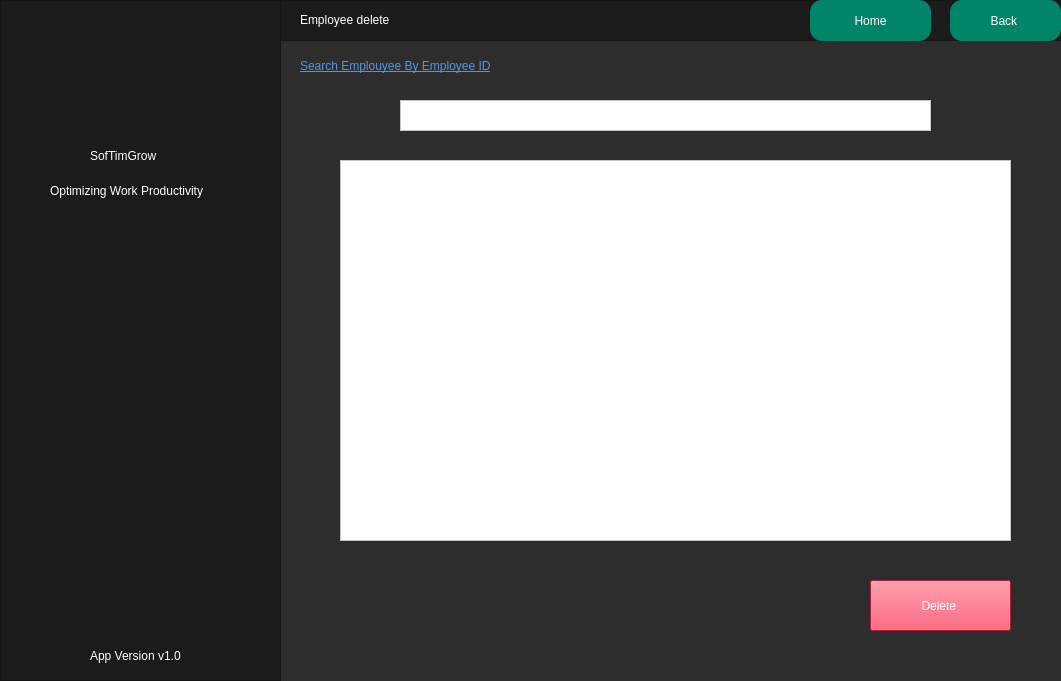
First picture: the form in qtPro/mainwindow.ui, repository Maliksaad231224/QT-C-Software-House-Database-System, before the edit.
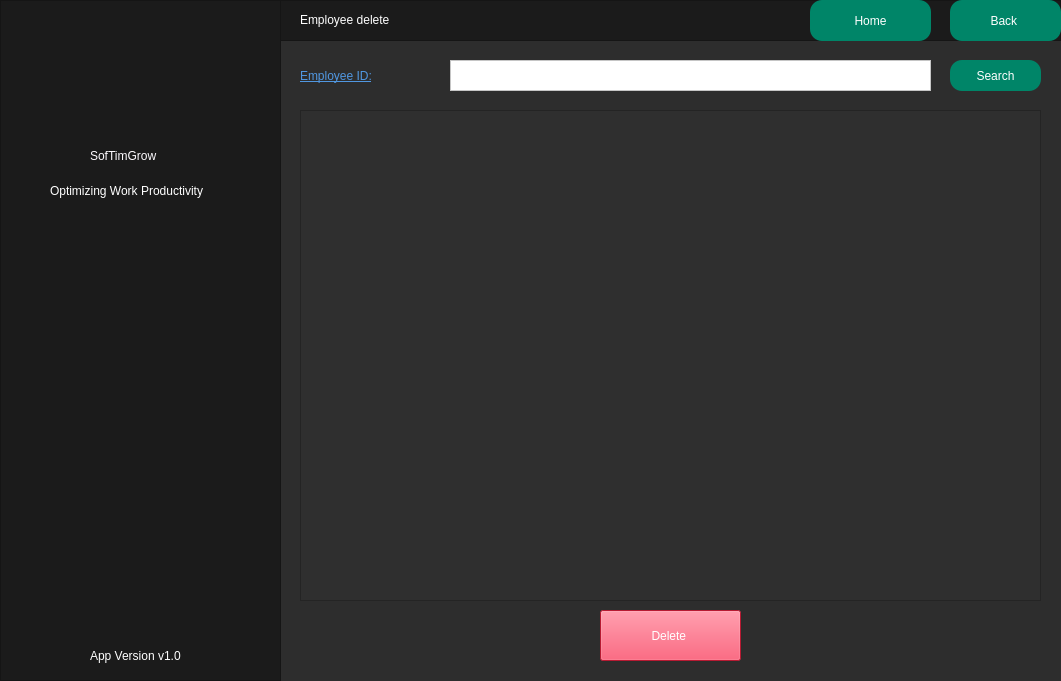
Second picture: the form after the edit. The open tabs and pages were chosen to show the change. Icons and pictures are not drawn.

Commit message: Employee View Complete

```diff
--- a/qtPro/mainwindow.ui
+++ b/qtPro/mainwindow.ui
@@ -3380,9 +3380,9 @@
      <widget class="QPlainTextEdit" name="empidupdate_2">
       <property name="geometry">
        <rect>
-        <x>400</x>
-        <y>100</y>
-        <width>531</width>
+        <x>450</x>
+        <y>60</y>
+        <width>481</width>
         <height>31</height>
        </rect>
       </property>
@@ -3392,25 +3392,6 @@
 </string>
       </property>
      </widget>
-     <widget class="QLabel" name="label_89">
-      <property name="geometry">
-       <rect>
-        <x>300</x>
-        <y>50</y>
-        <width>321</width>
-        <height>31</height>
-       </rect>
-      </property>
-      <property name="styleSheet">
-       <string notr="true">color: rgb(80, 151, 225);
-
-font: italic 13pt &quot;Times New Roman&quot;;
-text-decoration: underline;</string>
-      </property>
-      <property name="text">
-       <string>Search Emplouyee By Employee ID</string>
-      </property>
-     </widget>
      <widget class="QFrame" name="frame_27">
       <property name="geometry">
        <rect>
@@ -3482,24 +3463,11 @@
        </property>
       </widget>
      </widget>
-     <widget class="QTableWidget" name="tableWidget">
-      <property name="geometry">
-       <rect>
-        <x>340</x>
-        <y>160</y>
-        <width>671</width>
-        <height>381</height>
-       </rect>
-      </property>
-      <property name="styleSheet">
-       <string notr="true">background-color:white;</string>
-      </property>
-     </widget>
      <widget class="QPushButton" name="delempbut">
       <property name="geometry">
        <rect>
-        <x>870</x>
-        <y>580</y>
+        <x>600</x>
+        <y>610</y>
         <width>141</width>
         <height>51</height>
        </rect>
@@ -3516,6 +3484,92 @@
        <string>Delete </string>
       </property>
      </widget>
+     <widget class="QLabel" name="label_78">
+      <property name="geometry">
+       <rect>
+        <x>300</x>
+        <y>60</y>
+        <width>131</width>
+        <height>31</height>
+       </rect>
+      </property>
+      <property name="styleSheet">
+       <string notr="true">color: rgb(80, 151, 225);
+
+font: italic 13pt &quot;Times New Roman&quot;;
+text-decoration: underline;</string>
+      </property>
+      <property name="text">
+       <string>Employee ID:</string>
+      </property>
+     </widget>
+     <widget class="QPushButton" name="pushButton_24">
+      <property name="geometry">
+       <rect>
+        <x>950</x>
+        <y>60</y>
+        <width>91</width>
+        <height>31</height>
+       </rect>
+      </property>
+      <property name="styleSheet">
+       <string notr="true">border-radius:12px;
+background-color:rgba(0,133,104,255);
+color:white;</string>
+      </property>
+      <property name="text">
+       <string>Search</string>
+      </property>
+     </widget>
+     <widget class="QTableView" name="deletemptable">
+      <property name="geometry">
+       <rect>
+        <x>300</x>
+        <y>110</y>
+        <width>741</width>
+        <height>491</height>
+       </rect>
+      </property>
+      <property name="styleSheet">
+       <string notr="true">QTableView {
+    font: 11pt &quot;Arial&quot;;
+    background-color: #2f2f2f; /* dark gray */
+    alternate-row-color: #3f3f3f; /* slightly lighter dark gray */
+}
+
+QTableView::item {
+    color: white; /* white text */
+    background-color: #2f2f2f; /* dark gray */
+    selection-color: white; /* white text on selection */
+    selection-background-color: #4f4f4f; /* slightly lighter dark gray on selection */
+}
+
+/* Common section styling */
+QHeaderView::section {
+    font: bold 11pt &quot;Arial&quot;; /* Ensure consistent font settings */
+    border: 1px solid #1b1b1b; /* Optional: to define the border */
+}
+
+/* Horizontal header styling */
+QHeaderView::section:horizontal {
+    color: white; /* white text */
+    background-color: #1b1b1b; /* black background */
+}
+
+/* Vertical header styling */
+QHeaderView::section:vertical {
+    color: white; /* white text */
+    background-color: #3b3b3b; /* different color for vertical header */
+}
+
+/* Corner button styling */
+QTableCornerButton::section {
+    color: white; /* white text */
+    background-color: #1b1b1b; /* black background */
+}
+</string>
+      </property>
+     </widget>
     </widget>
     <widget class="QWidget" name="DisplayEmployee">
      <widget class="QFrame" name="frame_12">
```
Left out of the diff: 339 changed lines with no effect on the pictures. The commit also changes 8 other files.
